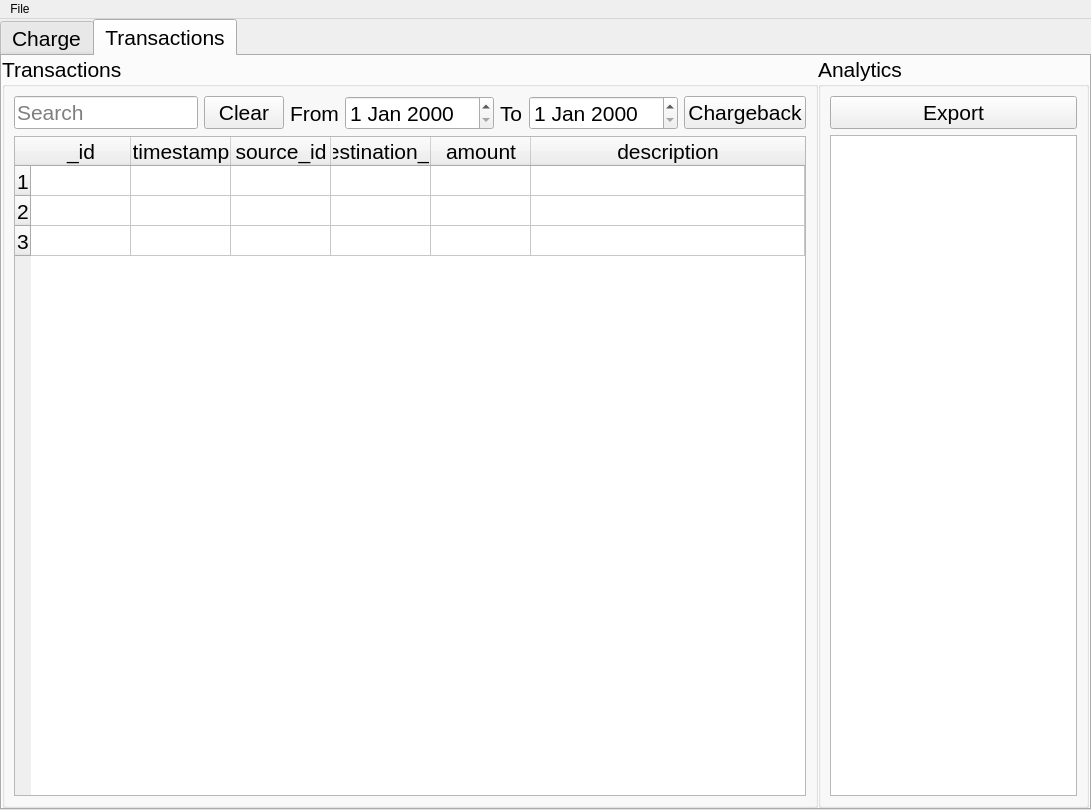
Old version of the form src/windows/ui/ProjectMainWindow.ui in the repository 1icolo/AUPay.
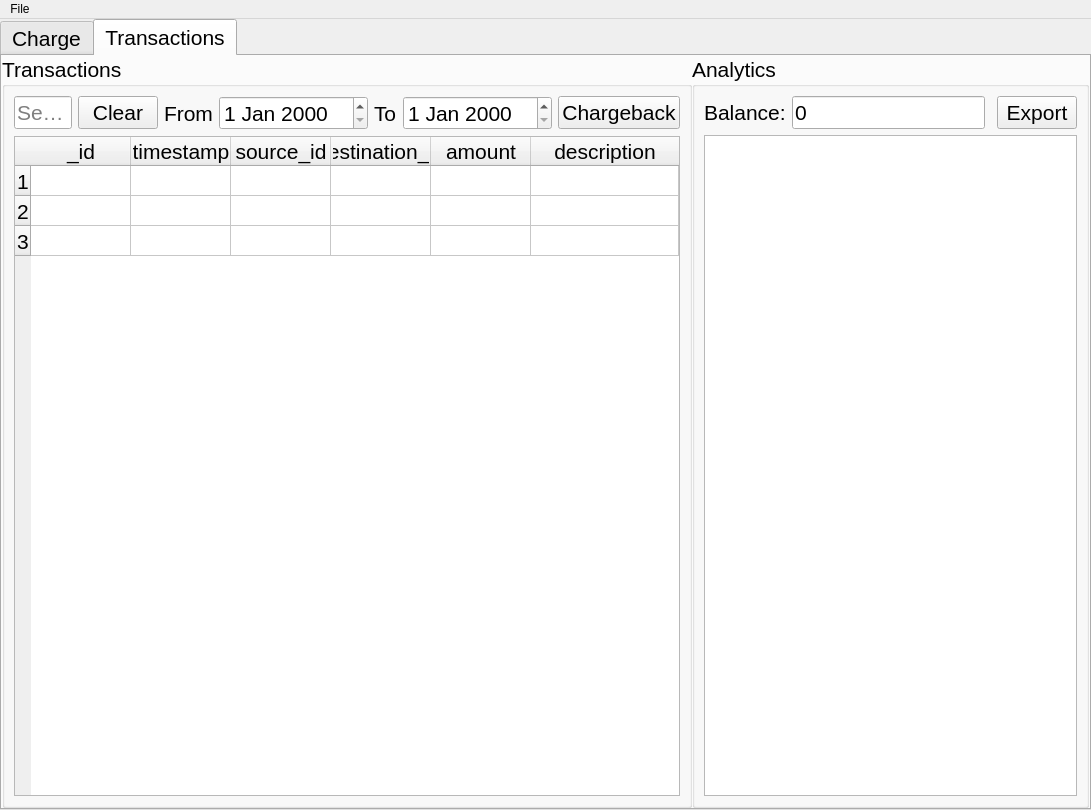
New version of the form. The open tabs and pages were chosen to show the change. Icons and pictures are not drawn.

Commit message: added balance display for business and teller and added balance sufficiency checking for chargeback

```diff
--- a/src/windows/ui/ProjectMainWindow.ui
+++ b/src/windows/ui/ProjectMainWindow.ui
@@ -1215,16 +1215,49 @@
                <string>Analytics</string>
               </property>
               <layout class="QGridLayout" name="gridLayout_15">
-               <item row="1" column="0">
-                <widget class="QGraphicsView" name="graphicsView_2"/>
-               </item>
                <item row="0" column="0">
+                <widget class="QLabel" name="label_19">
+                 <property name="text">
+                  <string>Balance:</string>
+                 </property>
+                </widget>
+               </item>
+               <item row="0" column="3">
                 <widget class="QPushButton" name="pushButton_3">
                  <property name="text">
                   <string>Export</string>
                  </property>
                 </widget>
                </item>
+               <item row="0" column="1">
+                <widget class="QLineEdit" name="lineBalance_business">
+                 <property name="sizePolicy">
+                  <sizepolicy hsizetype="Fixed" vsizetype="Fixed">
+                   <horstretch>0</horstretch>
+                   <verstretch>0</verstretch>
+                  </sizepolicy>
+                 </property>
+                 <property name="text">
+                  <string>0</string>
+                 </property>
+                </widget>
+               </item>
+               <item row="0" column="2">
+                <spacer name="horizontalSpacer_7">
+                 <property name="orientation">
+                  <enum>Qt::Horizontal</enum>
+                 </property>
+                 <property name="sizeHint" stdset="0">
+                  <size>
+                   <width>40</width>
+                   <height>20</height>
+                  </size>
+                 </property>
+                </spacer>
+               </item>
+               <item row="1" column="0" colspan="4">
+                <widget class="QGraphicsView" name="graphicsView_2"/>
+               </item>
               </layout>
              </widget>
             </item>
```
Left out of the diff: 132 changed lines with no effect on the pictures. The commit also changes 5 other files.
